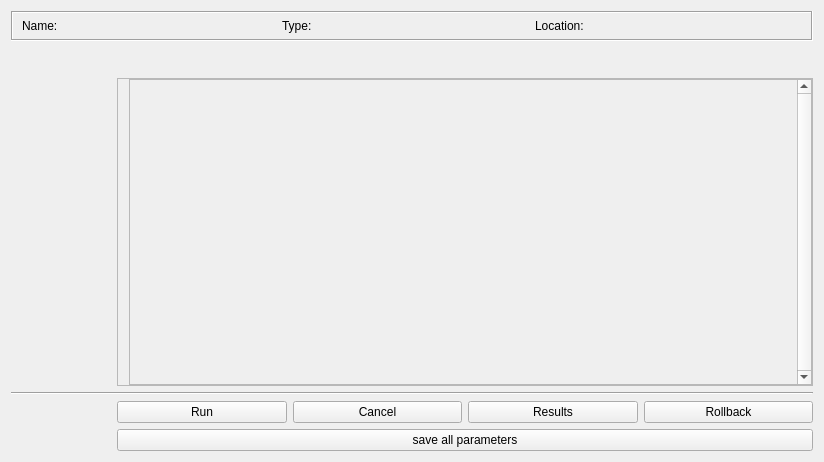
NHERI-SimCenter/CWE-Simulation-Tool, file cwe_guiWidgets/cwe_parameters.ui: the form before one commit.
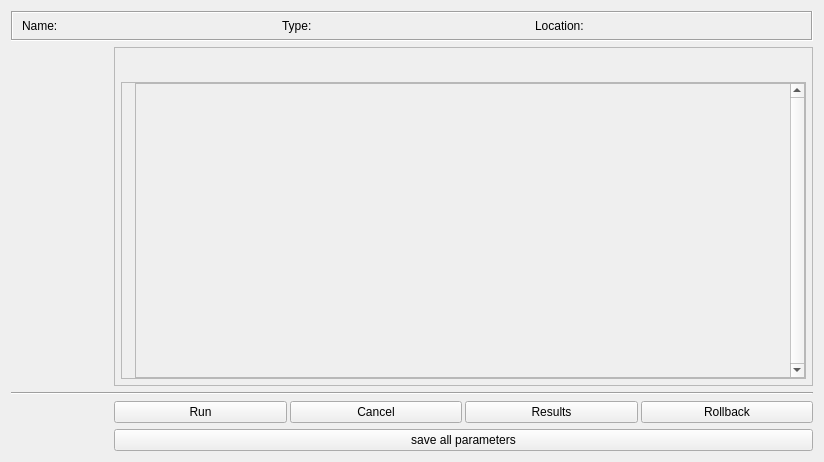
The form after the commit.

Commit message: Fixes tab sizing on MacOS

What changed in the file:
```diff
--- a/cwe_guiWidgets/cwe_parameters.ui
+++ b/cwe_guiWidgets/cwe_parameters.ui
@@ -49,11 +49,43 @@
    <string>Form</string>
   </property>
   <layout class="QGridLayout" name="gridLayout">
-   <item row="4" column="3">
-    <widget class="QPushButton" name="pbtn_results">
-     <property name="text">
-      <string>Results</string>
+   <property name="horizontalSpacing">
+    <number>3</number>
+   </property>
+   <property name="verticalSpacing">
+    <number>-1</number>
+   </property>
+   <item row="2" column="0">
+    <widget class="QWidget" name="tabsBar" native="true">
+     <property name="minimumSize">
+      <size>
+       <width>80</width>
+       <height>0</height>
+      </size>
      </property>
+     <property name="maximumSize">
+      <size>
+       <width>100</width>
+       <height>16777215</height>
+      </size>
+     </property>
+     <layout class="QVBoxLayout" name="verticalTabLayout">
+      <property name="spacing">
+       <number>0</number>
+      </property>
+      <property name="leftMargin">
+       <number>0</number>
+      </property>
+      <property name="topMargin">
+       <number>0</number>
+      </property>
+      <property name="rightMargin">
+       <number>0</number>
+      </property>
+      <property name="bottomMargin">
+       <number>0</number>
+      </property>
+     </layout>
     </widget>
    </item>
    <item row="4" column="1">
@@ -63,6 +95,158 @@
      </property>
     </widget>
    </item>
+   <item row="4" column="2">
+    <widget class="QPushButton" name="pbtn_cancel">
+     <property name="text">
+      <string>Cancel</string>
+     </property>
+    </widget>
+   </item>
+   <item row="4" column="3">
+    <widget class="QPushButton" name="pbtn_results">
+     <property name="text">
+      <string>Results</string>
+     </property>
+    </widget>
+   </item>
+   <item row="4" column="4">
+    <widget class="QPushButton" name="pbtn_rollback">
+     <property name="text">
+      <string>Rollback</string>
+     </property>
+    </widget>
+   </item>
+   <item row="5" column="1" colspan="4">
+    <widget class="QPushButton" name="pbtn_saveAllParameters">
+     <property name="text">
+      <string>save all parameters</string>
+     </property>
+    </widget>
+   </item>
+   <item row="2" column="1" colspan="4">
+    <widget class="QFrame" name="frame_2">
+     <property name="frameShape">
+      <enum>QFrame::StyledPanel</enum>
+     </property>
+     <property name="frameShadow">
+      <enum>QFrame::Raised</enum>
+     </property>
+     <layout class="QGridLayout" name="gridLayout_2">
+      <property name="leftMargin">
+       <number>6</number>
+      </property>
+      <property name="topMargin">
+       <number>6</number>
+      </property>
+      <property name="rightMargin">
+       <number>6</number>
+      </property>
+      <property name="bottomMargin">
+       <number>6</number>
+      </property>
+      <property name="horizontalSpacing">
+       <number>0</number>
+      </property>
+      <property name="verticalSpacing">
+       <number>3</number>
+      </property>
+      <item row="1" column="0">
+       <widget class="QFrame" name="frame">
+        <property name="frameShape">
+         <enum>QFrame::StyledPanel</enum>
+        </property>
+        <property name="frameShadow">
+         <enum>QFrame::Plain</enum>
+        </property>
+        <property name="lineWidth">
+         <number>0</number>
+        </property>
+        <layout class="QHBoxLayout" name="horizontalLayout_2">
+         <property name="spacing">
+          <number>-1</number>
+         </property>
+         <property name="leftMargin">
+          <number>0</number>
+         </property>
+         <property name="topMargin">
+          <number>0</number>
+         </property>
+         <property name="rightMargin">
+          <number>0</number>
+         </property>
+         <property name="bottomMargin">
+          <number>0</number>
+         </property>
+         <item>
+          <widget class="QLabel" name="optionalImage">
+           <property name="enabled">
+            <bool>true</bool>
+           </property>
+           <property name="lineWidth">
+            <number>0</number>
+           </property>
+           <property name="text">
+            <string/>
+           </property>
+          </widget>
+         </item>
+         <item>
+          <widget class="QScrollArea" name="paramScrollArea">
+           <property name="windowTitle">
+            <string>ScrollArea</string>
+           </property>
+           <property name="verticalScrollBarPolicy">
+            <enum>Qt::ScrollBarAlwaysOn</enum>
+           </property>
+           <property name="widgetResizable">
+            <bool>true</bool>
+           </property>
+           <widget class="QWidget" name="parameterSpace">
+            <property name="geometry">
+             <rect>
+              <x>0</x>
+              <y>0</y>
+              <width>647</width>
+              <height>259</height>
+             </rect>
+            </property>
+            <layout class="QVBoxLayout" name="paramSpaceLayout"/>
+           </widget>
+          </widget>
+         </item>
+        </layout>
+       </widget>
+      </item>
+      <item row="0" column="0">
+       <widget class="QWidget" name="groupsBar" native="true">
+        <property name="minimumSize">
+         <size>
+          <width>0</width>
+          <height>25</height>
+         </size>
+        </property>
+        <layout class="QHBoxLayout" name="horizontalGroupsLayout">
+         <property name="spacing">
+          <number>0</number>
+         </property>
+         <property name="leftMargin">
+          <number>0</number>
+         </property>
+         <property name="topMargin">
+          <number>0</number>
+         </property>
+         <property name="rightMargin">
+          <number>0</number>
+         </property>
+         <property name="bottomMargin">
+          <number>0</number>
+         </property>
+        </layout>
+       </widget>
+      </item>
+     </layout>
+    </widget>
+   </item>
    <item row="0" column="0" colspan="5">
     <widget class="QFrame" name="frame_parameterInfo">
      <property name="frameShape">
@@ -141,161 +325,19 @@
      </layout>
     </widget>
    </item>
-   <item row="4" column="4">
-    <widget class="QPushButton" name="pbtn_rollback">
-     <property name="text">
-      <string>Rollback</string>
-     </property>
-    </widget>
-   </item>
-   <item row="5" column="1" colspan="4">
-    <widget class="QPushButton" name="pbtn_saveAllParameters">
-     <property name="text">
-      <string>save all parameters</string>
-     </property>
-    </widget>
-   </item>
-   <item row="4" column="2">
-    <widget class="QPushButton" name="pbtn_cancel">
-     <property name="text">
-      <string>Cancel</string>
-     </property>
-    </widget>
-   </item>
    <item row="3" column="0" colspan="5">
     <widget class="Line" name="line">
+     <property name="minimumSize">
+      <size>
+       <width>0</width>
+       <height>0</height>
+      </size>
+     </property>
      <property name="orientation">
       <enum>Qt::Horizontal</enum>
      </property>
     </widget>
    </item>
-   <item row="1" column="1" colspan="4">
-    <widget class="QWidget" name="groupsBar" native="true">
-     <property name="minimumSize">
-      <size>
-       <width>0</width>
-       <height>25</height>
-      </size>
-     </property>
-     <layout class="QHBoxLayout" name="horizontalGroupsLayout">
-      <property name="spacing">
-       <number>0</number>
-      </property>
-      <property name="leftMargin">
-       <number>0</number>
-      </property>
-      <property name="topMargin">
-       <number>0</number>
-      </property>
-      <property name="rightMargin">
-       <number>0</number>
-      </property>
-      <property name="bottomMargin">
-       <number>0</number>
-      </property>
-     </layout>
-    </widget>
-   </item>
-   <item row="2" column="0">
-    <widget class="QWidget" name="tabsBar" native="true">
-     <property name="minimumSize">
-      <size>
-       <width>80</width>
-       <height>0</height>
-      </size>
-     </property>
-     <property name="maximumSize">
-      <size>
-       <width>100</width>
-       <height>16777215</height>
-      </size>
-     </property>
-     <layout class="QVBoxLayout" name="verticalTabLayout">
-      <property name="spacing">
-       <number>0</number>
-      </property>
-      <property name="leftMargin">
-       <number>0</number>
-      </property>
-      <property name="topMargin">
-       <number>0</number>
-      </property>
-      <property name="rightMargin">
-       <number>0</number>
-      </property>
-      <property name="bottomMargin">
-       <number>0</number>
-      </property>
-     </layout>
-    </widget>
-   </item>
-   <item row="2" column="1" colspan="4">
-    <widget class="QFrame" name="frame">
-     <property name="frameShape">
-      <enum>QFrame::StyledPanel</enum>
-     </property>
-     <property name="frameShadow">
-      <enum>QFrame::Plain</enum>
-     </property>
-     <property name="lineWidth">
-      <number>0</number>
-     </property>
-     <layout class="QHBoxLayout" name="horizontalLayout_2">
-      <property name="spacing">
-       <number>4</number>
-      </property>
-      <property name="leftMargin">
-       <number>0</number>
-      </property>
-      <property name="topMargin">
-       <number>0</number>
-      </property>
-      <property name="rightMargin">
-       <number>0</number>
-      </property>
-      <property name="bottomMargin">
-       <number>0</number>
-      </property>
-      <item>
-       <widget class="QLabel" name="optionalImage">
-        <property name="enabled">
-         <bool>true</bool>
-        </property>
-        <property name="lineWidth">
-         <number>0</number>
-        </property>
-        <property name="text">
-         <string/>
-        </property>
-       </widget>
-      </item>
-      <item>
-       <widget class="QScrollArea" name="paramScrollArea">
-        <property name="windowTitle">
-         <string>ScrollArea</string>
-        </property>
-        <property name="verticalScrollBarPolicy">
-         <enum>Qt::ScrollBarAlwaysOn</enum>
-        </property>
-        <property name="widgetResizable">
-         <bool>true</bool>
-        </property>
-        <widget class="QWidget" name="parameterSpace">
-         <property name="geometry">
-          <rect>
-           <x>0</x>
-           <y>0</y>
-           <width>678</width>
-           <height>296</height>
-          </rect>
-         </property>
-         <layout class="QVBoxLayout" name="paramSpaceLayout"/>
-        </widget>
-       </widget>
-      </item>
-     </layout>
-    </widget>
-   </item>
   </layout>
  </widget>
  <resources/>
```
The commit also changes 1 other file.
